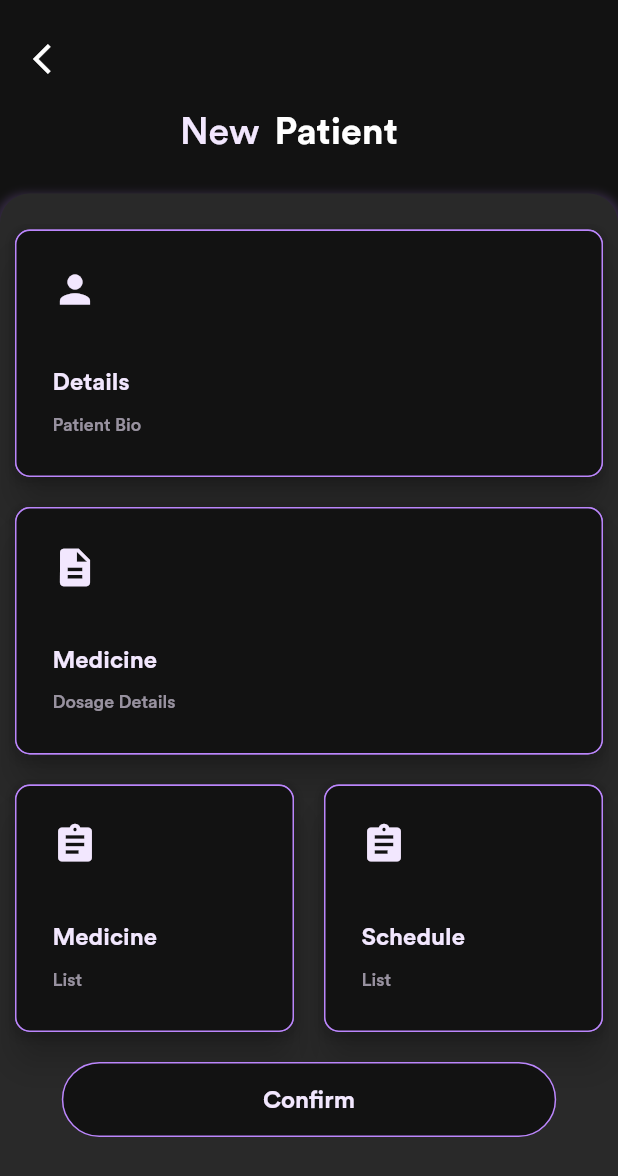
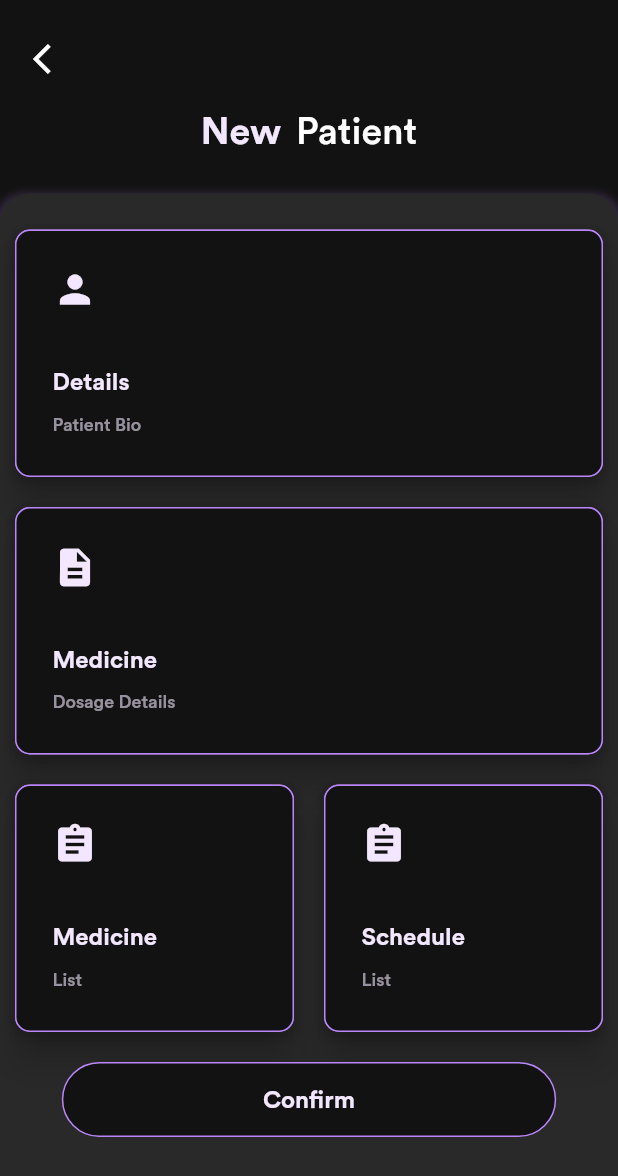
Before and after one commit to im3rck/medicine_reminder, a Flutter app: the screen it shows after launch, on a phone screen of 412 x 824 dp. Shown: the top 1176 px of the screen. Run offline on Flutter 3.47's test engine with Material 2 defaults, Android fonts, the phone set to English and light mode, and no system bars; our stand-ins replace auto_size_text, cloud_firestore, firebase_auth, firebase_core, firebase_messaging, firebase_storage and 13 more; missing offline and left inert: folding_cell, qrscan; accounts and stored records are empty; statements that could not run were skipped.

Commit message:
Patient Add Page overflow

```diff
--- a/lib/PatientController/PatientAddPage.dart
+++ b/lib/PatientController/PatientAddPage.dart
@@ -28,13 +28,13 @@ class _PatientAddPageState extends State<PatientAddPage> {
             ),
           ),
            SizedBox(height: 10.0),
-          Padding(
-            padding: EdgeInsets.symmetric(horizontal: 120),
-            child: Row(
+          Row(
+            mainAxisAlignment: MainAxisAlignment.center,
             children: <Widget>[
               Text('New',
                   style: TextStyle(
                       color: Color(0xfff2e7fe),
+                      fontWeight: FontWeight.bold,
                       fontFamily: 'Circular',
                       fontSize: 25.0) //customize color here
                   ),
@@ -43,17 +43,16 @@ class _PatientAddPageState extends State<PatientAddPage> {
                   style: TextStyle(
                       fontFamily: 'Circular',
                       color: Colors.white,
-                        fontWeight: FontWeight.bold,
+
                       fontSize: 25.0))
             ],
-            ),
           ),
           SizedBox(height: 26.0),
           Stack(
             children: [
               Container(
                 width: double.infinity,
-                height: MediaQuery.of(context).size.height-10,
+                height: (MediaQuery.of(context).size.height)*.9,
                 decoration: BoxDecoration(
                   color: Color(0xff292929),
                   boxShadow: [
```
Lines whose indentation alone changed are shown as unchanged.
